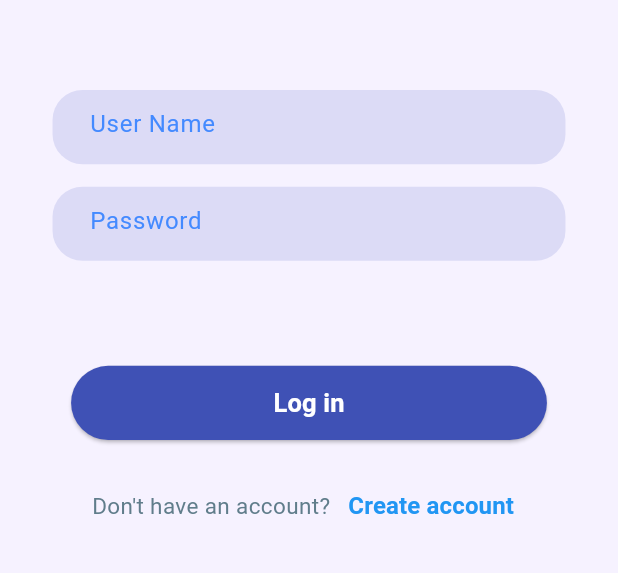
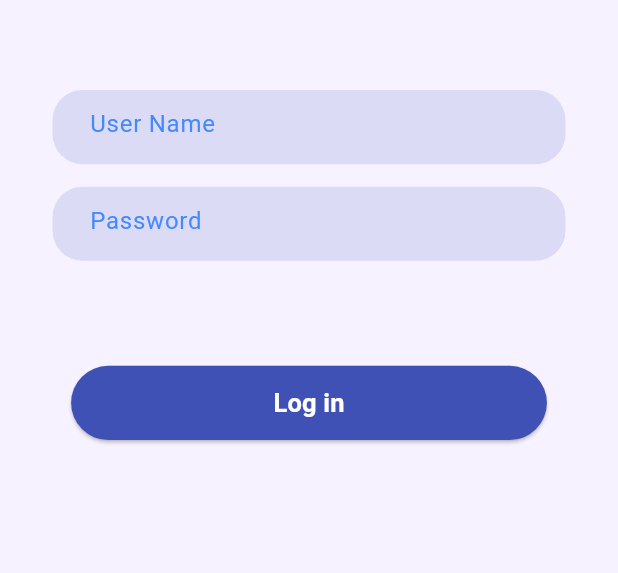
Before and after one commit to AhmedMahrous0023/Task-Manager-App, a Flutter app: the screen it shows after launch, on a phone screen of 412 x 824 dp, the part 471-1044 px from its top. Run offline on Flutter 3.47's test engine with Material 3 defaults, Android fonts, the phone set to English and light mode, and no system bars; our stand-ins replace shared_preferences, sqflite; accounts and stored records are empty.

Commit message:
Update login_screen.dart

```diff
--- a/lib/Views/Screens/Auth/login_screen.dart
+++ b/lib/Views/Screens/Auth/login_screen.dart
@@ -106,28 +106,6 @@ class _LoginScreenState extends State<LoginScreen> {
                           print(e.toString());
                         }
                       })),
-              Padding(
-                padding: const EdgeInsets.only(
-                  top: 20.0,
-                ),
-                child: Row(
-                  mainAxisAlignment: MainAxisAlignment.center,
-                  children: [
-                    const CustomText(
-                      text: " Don't have an account?",
-                      color: Colors.blueGrey,
-                    ),
-                    TextButton(
-                        onPressed: () {},
-                        child: const CustomText(
-                          text: 'Create account',
-                          color: Colors.blue,
-                          fontSize: 16,
-                          fontWeight: FontWeight.bold,
-                        ))
-                  ],
-                ),
-              )
             ],
           ),
         ),
```
